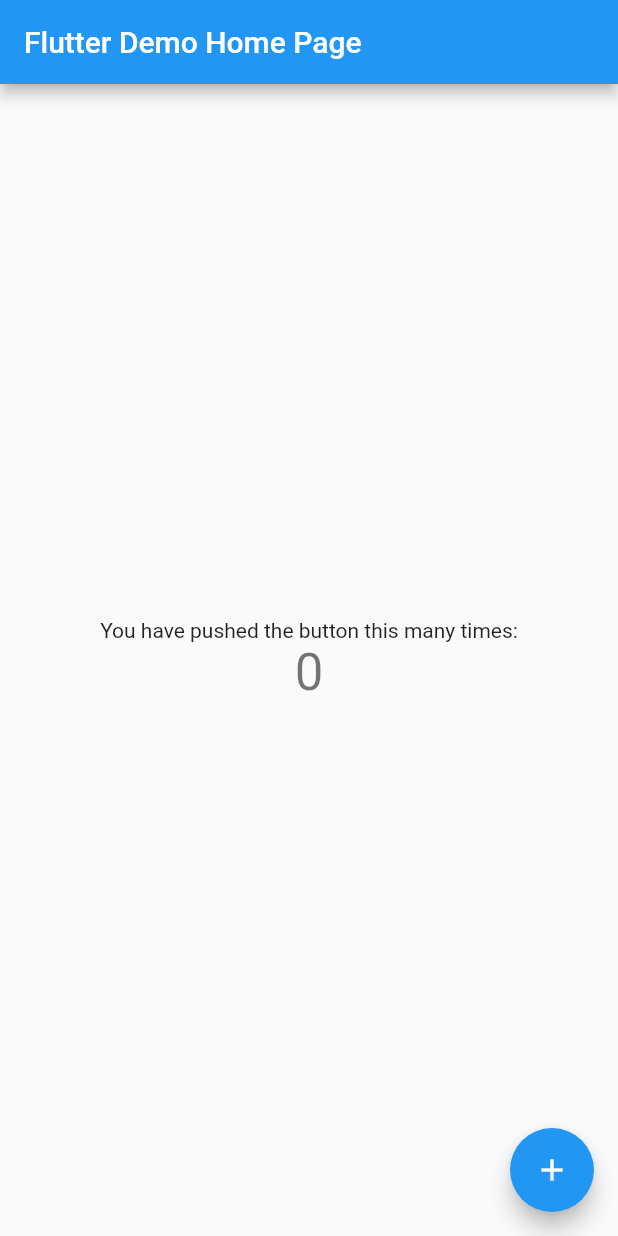
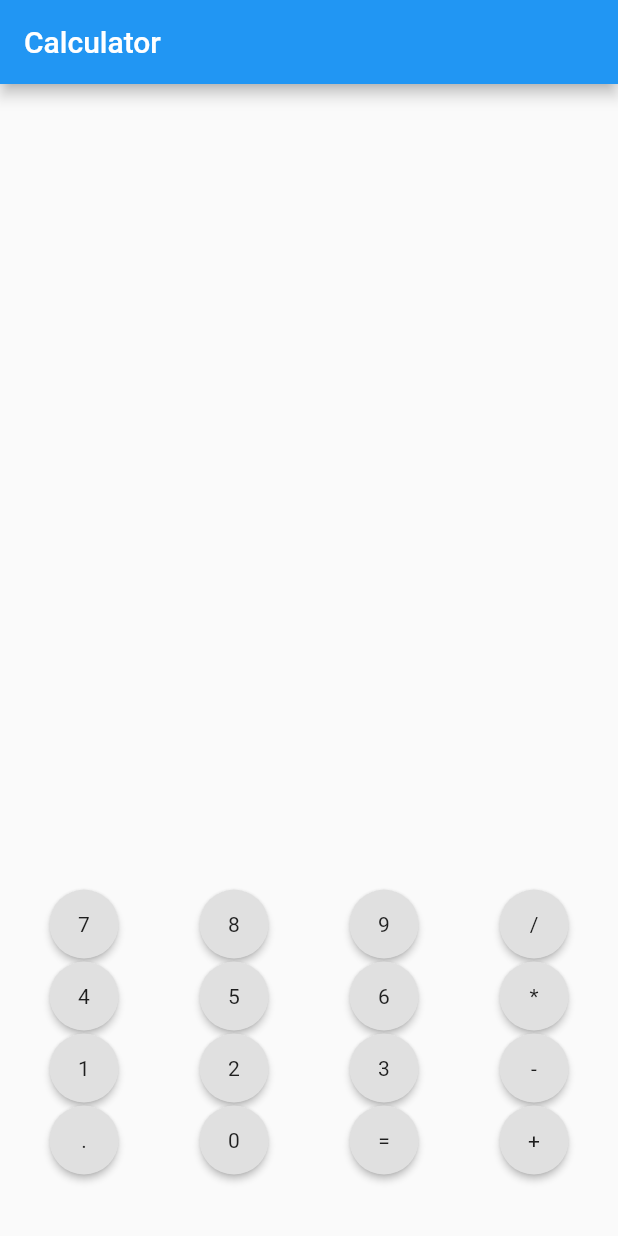
Before and after one commit to mouayed-keziz/calculator-app-flutter, a Flutter app: the screen it shows after launch, on a phone screen of 412 x 824 dp. Run offline on Flutter 3.47's test engine with Material 2 defaults, Android fonts, the phone set to English and light mode, and no system bars.

Commit message:
deleting the template, write some basic rendering code  (2)

```diff
--- /dev/null
+++ b/lib/ButtonsRow.dart
@@ -0,0 +1,26 @@
+import 'package:flutter/material.dart';
+
+class ButtonsRow extends StatelessWidget {
+  const ButtonsRow({Key? key, required this.buttons}) : super(key: key);
+
+  final List<String> buttons;
+  @override
+  Widget build(BuildContext context) {
+    //return a row of icons
+    return Row(
+      mainAxisAlignment: MainAxisAlignment.spaceEvenly,
+      children: buttons.map((button) {
+        return RawMaterialButton(
+          onPressed: () {
+            print(button);
+          },
+          child: Text(button),
+          shape: const CircleBorder(),
+          elevation: 2.0,
+          fillColor: Theme.of(context).buttonColor,
+          padding: const EdgeInsets.all(15.0),
+        );
+      }).toList(),
+    );
+  }
+}
--- /dev/null
+++ b/lib/Calculator.dart
@@ -0,0 +1,30 @@
+import 'package:flutter/material.dart';
+import "ButtonsRow.dart";
+
+class Calculator extends StatelessWidget {
+  const Calculator({super.key});
+
+  @override
+  Widget build(BuildContext context) {
+    //return a scaffold with appbar and centered text
+    return Scaffold(
+      appBar: AppBar(
+        title: const Text("Calculator"),
+      ),
+      body: Center(
+        child: Column(
+            mainAxisAlignment: MainAxisAlignment.end,
+            crossAxisAlignment: CrossAxisAlignment.center,
+            children: [
+              ButtonsRow(buttons: ["7", "8", "9", "/"]),
+              ButtonsRow(buttons: ["4", "5", "6", "*"]),
+              ButtonsRow(buttons: ["1", "2", "3", "-"]),
+              ButtonsRow(buttons: [".", "0", "=", "+"]),
+
+              //add 40px of space
+              const SizedBox(height: 40),
+            ]),
+      ),
+    );
+  }
+}
--- a/lib/main.dart
+++ b/lib/main.dart
@@ -1,90 +1,15 @@
+import 'package:calculator_app_flutter/Calculator.dart';
 import 'package:flutter/material.dart';
+import 'Calculator.dart';
 
 void main() {
-  runApp(const MyApp());
-}
-
-class MyApp extends StatelessWidget {
-  const MyApp({Key? key}) : super(key: key);
-
-  // This widget is the root of your application.
-  @override
-  Widget build(BuildContext context) {
-    return MaterialApp(
-      title: 'Flutter Demo',
+  runApp(
+    MaterialApp(
+      title: "calculator built by mouayed",
+      home: const SafeArea(child: Calculator()),
       theme: ThemeData(
         primarySwatch: Colors.blue,
       ),
-      home: const MyHomePage(title: 'Flutter Demo Home Page'),
-    );
-  }
+    ),
+  );
 }
-
-class MyHomePage extends StatefulWidget {
-  const MyHomePage({Key? key, required this.title}) : super(key: key);
-
-  // This widget is the home page of your application. It is stateful, meaning
-  // that it has a State object (defined below) that contains fields that affect
-  // how it looks.
-
-  // This class is the configuration for the state. It holds the values (in this
-  // case the title) provided by the parent (in this case the App widget) and
-  // used by the build method of the State. Fields in a Widget subclass are
-  // always marked "final".
-
-  final String title;
-
-  @override
-  State<MyHomePage> createState() => _MyHomePageState();
-}
-
-class _MyHomePageState extends State<MyHomePage> {
-  int _counter = 0;
-
-  void _incrementCounter() {
-    setState(() {
-      // This call to setState tells the Flutter framework that something has
-      // changed in this State, which causes it to rerun the build method below
-      // so that the display can reflect the updated values. If we changed
-      // _counter without calling setState(), then the build method would not be
-      // called again, and so nothing would appear to happen.
-      _counter++;
-    });
-  }
-
-  @override
-  Widget build(BuildContext context) {
-    // This method is rerun every time setState is called, for instance as done
-    // by the _incrementCounter method above.
-    //
-    // The Flutter framework has been optimized to make rerunning build methods
-    // fast, so that you can just rebuild anything that needs updating rather
-    // than having to individually change instances of widgets.
-    return Scaffold(
-      appBar: AppBar(
-        // Here we take the value from the MyHomePage object that was created by
-        // the App.build method, and use it to set our appbar title.
-        title: Text(widget.title),
-      ),
-      body: Center(
-        child: Column(
-          mainAxisAlignment: MainAxisAlignment.center,
-          children: <Widget>[
-            const Text(
-              'You have pushed the button this many times:',
-            ),
-            Text(
-              '$_counter',
-              style: Theme.of(context).textTheme.headline4,
-            ),
-          ],
-        ),
-      ),
-      floatingActionButton: FloatingActionButton(
-        onPressed: _incrementCounter,
-        tooltip: 'Increment',
-        child: const Icon(Icons.add),
-      ), // This trailing comma makes auto-formatting nicer for build methods.
-    );
-  }
-}
```
